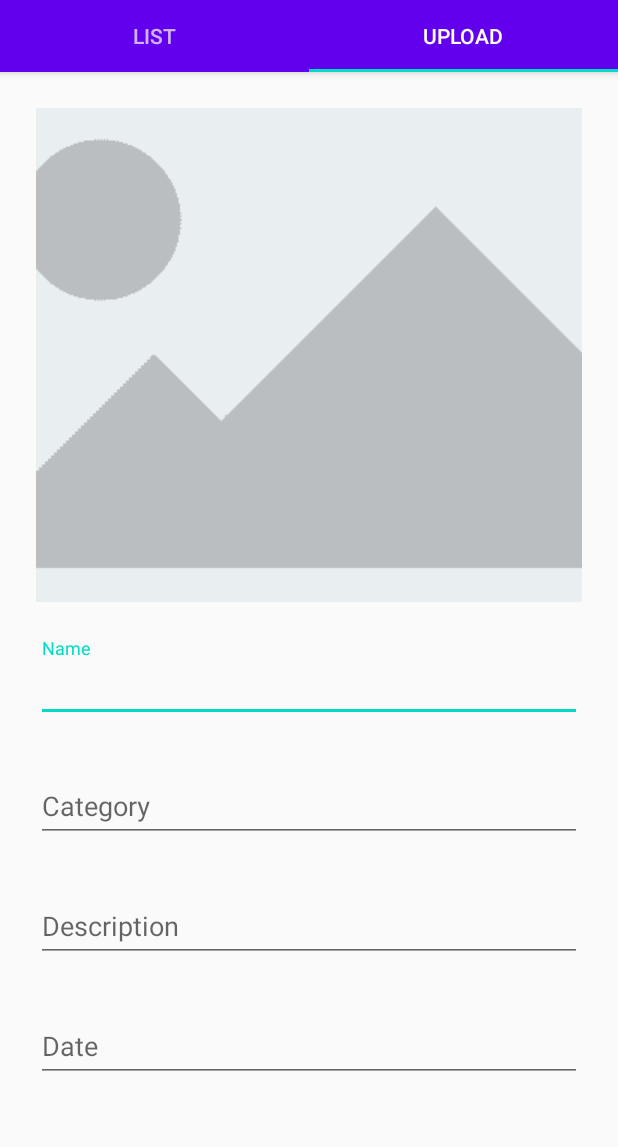
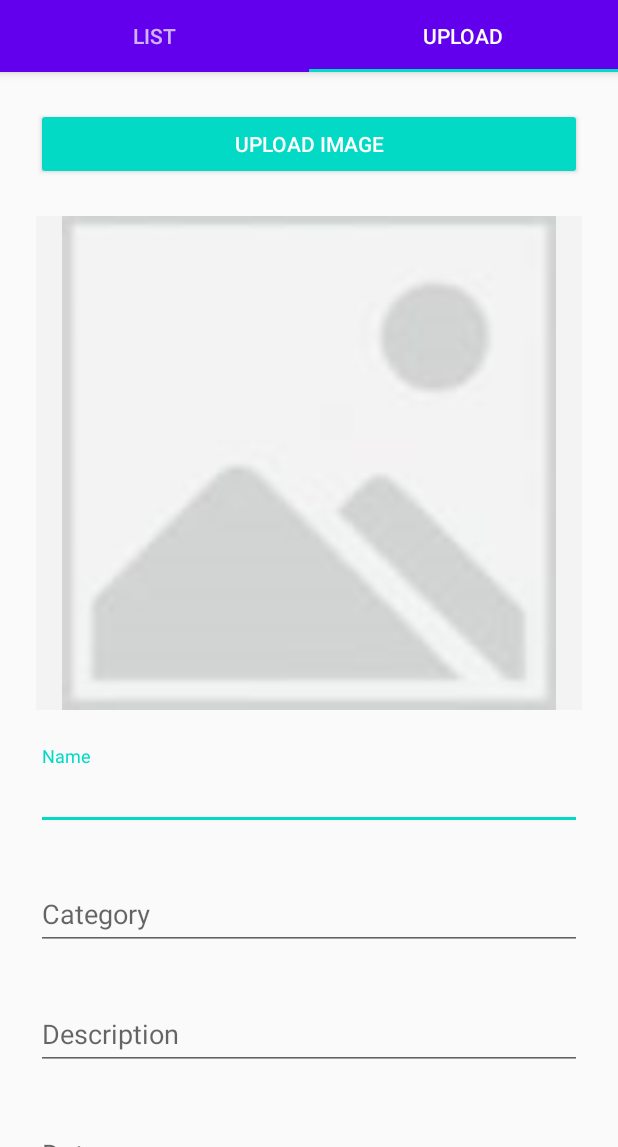
Before and after one commit to BmePictureTeam/android-app, an Android app: the ListView screen opened directly, with no data from a screen before it, tab 2 chosen, on a phone screen of 412 x 824 dp, the part 89-1236 px from its top. Run offline under Robolectric (Android 15) with nearby library versions, the phone set to English and light mode, and no system bars; 2 statements that could not run were skipped.

Commit message:
apróbb javítások; btnUpload, btnSearch demo listener

```diff
--- a/app/src/main/java/hu/bme/aut/pictureteam/ui/main/DetailedView.kt
+++ b/app/src/main/java/hu/bme/aut/pictureteam/ui/main/DetailedView.kt
@@ -12,7 +12,9 @@ import android.provider.MediaStore
 import android.view.LayoutInflater
 import android.view.View
 import android.view.ViewGroup
+import android.widget.Button
 import android.widget.ImageButton
+import android.widget.Toast
 import androidx.appcompat.app.AlertDialog
 import androidx.appcompat.app.AppCompatActivity
 import androidx.fragment.app.Fragment
@@ -21,11 +23,9 @@ import androidx.lifecycle.ViewModelProviders
 import hu.bme.aut.pictureteam.R
 import kotlinx.android.synthetic.main.detailed_view.view.*
 
-/**
- * A placeholder fragment containing a simple view.
- */
 class DetailedView : Fragment() {
     private lateinit var imgbtn: ImageButton
+    private lateinit var uploadbtn: Button
 
     private lateinit var pageViewModel: PageViewModel
 
@@ -41,15 +41,19 @@ class DetailedView : Fragment() {
         savedInstanceState: Bundle?
     ): View? {
         val root = inflater.inflate(R.layout.detailed_view, container, false)
-//        val textView: TextView = root.findViewById(R.id.LName)
         pageViewModel.text.observe(viewLifecycleOwner, Observer<String> {
-//            textView.text = it
         })
 
         root.imgbtnUpload.setOnClickListener {
             context?.let { it1 -> selectImage(it1) }
         }
         imgbtn = root.imgbtnUpload
+
+        root.btnUpload.setOnClickListener {
+            Toast.makeText(context,"Not yet implemented!", Toast.LENGTH_SHORT).show()
+            //TODO("Not yet implemented!")
+        }
+        uploadbtn = root.btnUpload
 
         return root
     }
@@ -74,6 +78,7 @@ class DetailedView : Fragment() {
             }
         }
     }
+
     private fun selectImage(context: Context) {
         val options = arrayOf<CharSequence>("Take Photo", "Choose from Gallery", "Cancel")
         val builder: AlertDialog.Builder = AlertDialog.Builder(context)
--- a/app/src/main/java/hu/bme/aut/pictureteam/ui/main/ListView.kt
+++ b/app/src/main/java/hu/bme/aut/pictureteam/ui/main/ListView.kt
@@ -12,7 +12,9 @@ import android.provider.MediaStore
 import android.view.LayoutInflater
 import android.view.View
 import android.view.ViewGroup
+import android.widget.Button
 import android.widget.ImageButton
+import android.widget.Toast
 import androidx.appcompat.app.AlertDialog
 import androidx.appcompat.app.AppCompatActivity
 import androidx.fragment.app.Fragment
@@ -20,9 +22,12 @@ import androidx.lifecycle.Observer
 import androidx.lifecycle.ViewModelProviders
 import hu.bme.aut.pictureteam.R
 import kotlinx.android.synthetic.main.detailed_view.view.*
+import kotlinx.android.synthetic.main.list_view.view.*
 
 class ListView : Fragment() {
     private lateinit var pageViewModel: PageViewModel
+
+    private lateinit var searchbtn: Button
 
     override fun onCreate(savedInstanceState: Bundle?) {
         super.onCreate(savedInstanceState)
@@ -40,20 +45,19 @@ class ListView : Fragment() {
         pageViewModel.text.observe(viewLifecycleOwner, Observer<String> {
 //            textView.text = it
         })
+
+        searchbtn = root.btnSearch
+        searchbtn.setOnClickListener {
+            Toast.makeText(context,"Not yet implemented!", Toast.LENGTH_SHORT).show()
+            //TODO("Not yet implemented!")
+        }
+
         return root
     }
 
     companion object {
-        /**
-         * The fragment argument representing the section number for this
-         * fragment.
-         */
         private const val ARG_SECTION_NUMBER = "section_number"
 
-        /**
-         * Returns a new instance of this fragment for the given section
-         * number.
-         */
         @JvmStatic
         fun newInstance(sectionNumber: Int): ListView {
             return ListView().apply {
--- a/app/src/main/res/layout/detailed_view.xml
+++ b/app/src/main/res/layout/detailed_view.xml
@@ -1,10 +1,10 @@
 <?xml version="1.0" encoding="utf-8"?>
 
-<ScrollView
-    xmlns:android="http://schemas.android.com/apk/res/android"
+<ScrollView xmlns:android="http://schemas.android.com/apk/res/android"
     xmlns:app="http://schemas.android.com/apk/res-auto"
     xmlns:tools="http://schemas.android.com/tools"
     android:id="@+id/scrollView"
+    style="@android:style/Widget.DeviceDefault.Light.ScrollView"
     android:layout_width="match_parent"
     android:layout_height="match_parent"
     tools:context=".ui.main.DetailedView">
@@ -12,7 +12,7 @@
     <androidx.constraintlayout.widget.ConstraintLayout
         android:id="@+id/constraintLayout"
         android:layout_width="match_parent"
-        android:layout_height="wrap_content" >
+        android:layout_height="wrap_content">
 
         <ImageButton
             android:id="@+id/imgbtnUpload"
@@ -24,10 +24,11 @@
             android:layout_marginEnd="24dp"
             android:layout_marginRight="24dp"
             android:background="#F3F3F3"
+            android:scaleType="fitCenter"
             android:src="@drawable/placeholder"
             app:layout_constraintEnd_toEndOf="parent"
             app:layout_constraintStart_toStartOf="parent"
-            app:layout_constraintTop_toTopOf="parent" />
+            app:layout_constraintTop_toBottomOf="@+id/btnUpload" />
 
         <com.google.android.material.textfield.TextInputLayout
             android:id="@+id/tilName"
@@ -115,6 +116,21 @@
 
         </com.google.android.material.textfield.TextInputLayout>
 
+        <Button
+            android:id="@+id/btnUpload"
+            style="@style/Widget.AppCompat.Button.Colored"
+            android:layout_width="0dp"
+            android:layout_height="wrap_content"
+            android:layout_marginStart="24dp"
+            android:layout_marginLeft="24dp"
+            android:layout_marginTop="24dp"
+            android:layout_marginEnd="24dp"
+            android:layout_marginRight="24dp"
+            android:text="@string/upload_image"
+            app:layout_constraintEnd_toEndOf="parent"
+            app:layout_constraintStart_toStartOf="parent"
+            app:layout_constraintTop_toTopOf="parent" />
+
     </androidx.constraintlayout.widget.ConstraintLayout>
 
 </ScrollView>
--- a/app/src/main/res/layout/list_view.xml
+++ b/app/src/main/res/layout/list_view.xml
@@ -20,13 +20,13 @@
             android:autofillHints=""
             android:inputType="text"
             app:layout_constraintBottom_toBottomOf="parent"
-            app:layout_constraintEnd_toStartOf="@+id/button2"
+            app:layout_constraintEnd_toStartOf="@+id/btnSearch"
             app:layout_constraintStart_toStartOf="parent"
             app:layout_constraintTop_toTopOf="parent"
             tools:ignore="LabelFor" />
 
         <Button
-            android:id="@+id/button2"
+            android:id="@+id/btnSearch"
             android:layout_width="100dp"
 
             android:layout_height="wrap_content"
--- a/app/src/main/res/values/strings.xml
+++ b/app/src/main/res/values/strings.xml
@@ -8,4 +8,5 @@
     <string name="category">Category</string>
     <string name="name">Name</string>
     <string name="search">Search</string>
+    <string name="upload_image">Upload image</string>
 </resources>
```
Also changed, not shown: app/src/main/res/drawable-v24/placeholder.png (deleted).
